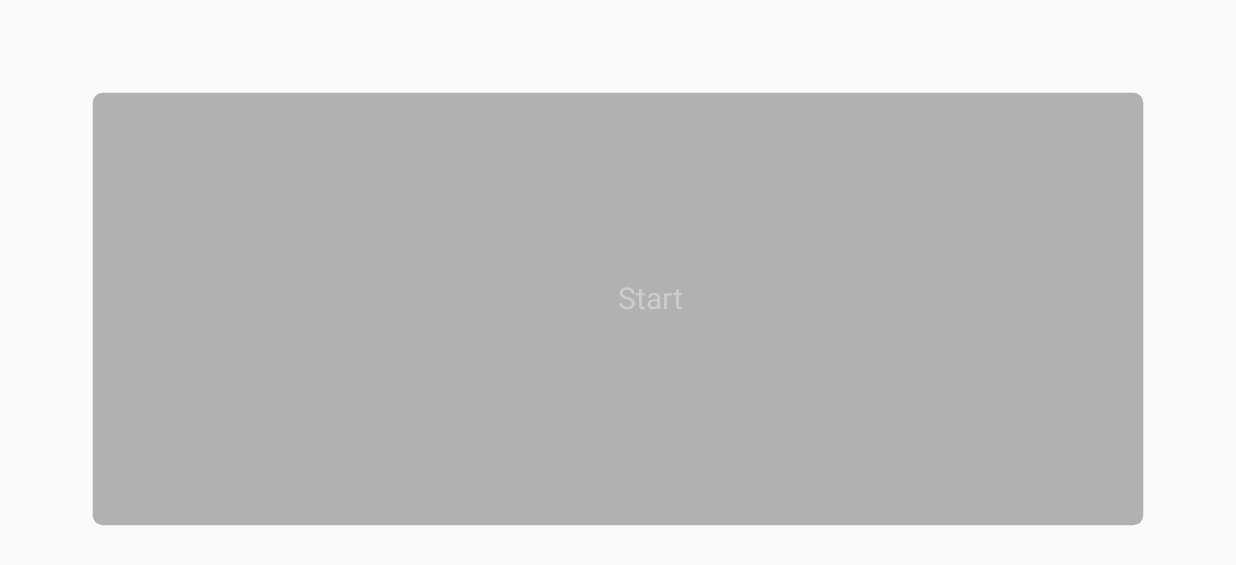
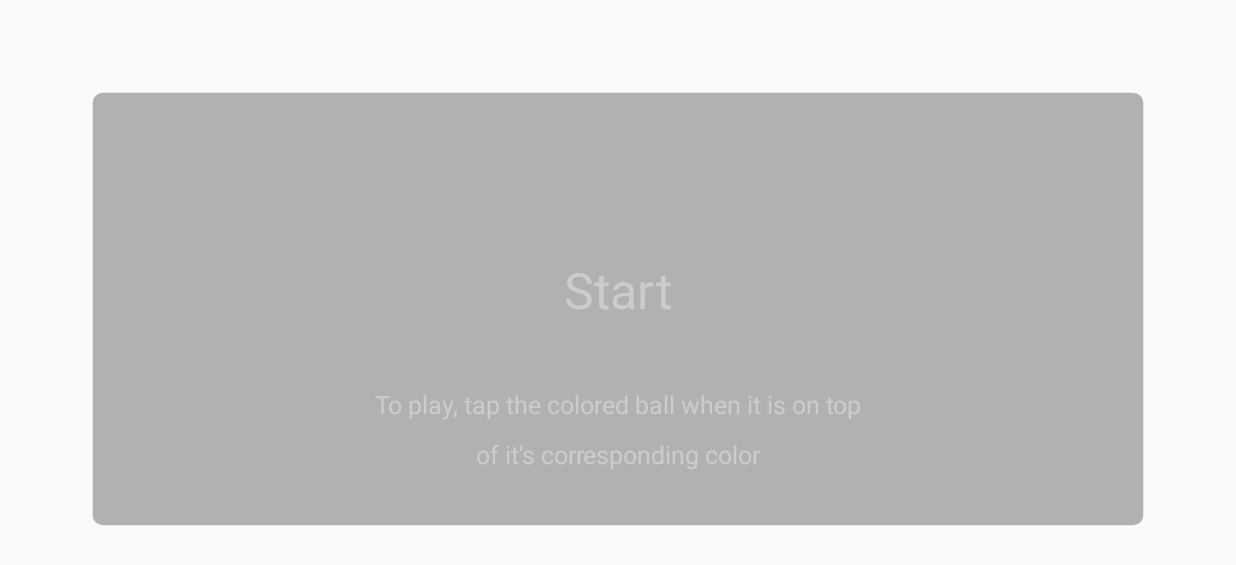
Before and after one commit to diddlydoodly/Tap, an Android app: the screen it shows after launch (GameActivity), on a phone screen of 824 x 412 dp (held sideways). Shown: the top 565 px of the screen. Run offline under Robolectric (Android 15) with nearby library versions, the phone set to English and light mode, and no system bars.

Commit message:
fully built functionality, tap events register twice if held, must fix

```diff
--- a/app/src/main/java/io/github/omgimanerd/tap/GameView.java
+++ b/app/src/main/java/io/github/omgimanerd/tap/GameView.java
@@ -20,7 +20,8 @@ public class GameView extends View {
   private static final int OVERLAY_BORDER_RADIUS = 10;
   private static final String OVERLAY_COLOR = "#99808080";
   private static final String OVERLAY_TEXT_COLOR = "#FFCCCCCC";
-  private static final float OVERLAY_TEXT_SIZE = 30;
+  private static final float OVERLAY_TEXT_SIZE = 50;
+  private static final float OVERLAY_TEXT_SIZE_SMALL = 25;
 
   private static final int STATE_MENU = 0;
   private static final int STATE_GAME = 1;
@@ -34,6 +35,7 @@ public class GameView extends View {
   private RectF overlay_;
   private Paint overlayPaint_;
   private Paint textPaint_;
+  private Paint textPaintSmall_;
 
   public GameView(Context context) {
     super(context);
@@ -46,9 +48,16 @@ public class GameView extends View {
                          screenHeight_ - padding);
     overlayPaint_ = new Paint();
     overlayPaint_.setColor(Color.parseColor(OVERLAY_COLOR));
+
     textPaint_ = new Paint();
     textPaint_.setColor(Color.parseColor(OVERLAY_TEXT_COLOR));
     textPaint_.setTextSize(OVERLAY_TEXT_SIZE);
+    textPaint_.setTextAlign(Paint.Align.CENTER);
+
+    textPaintSmall_ = new Paint();
+    textPaintSmall_.setColor(Color.parseColor(OVERLAY_TEXT_COLOR));
+    textPaintSmall_.setTextSize(OVERLAY_TEXT_SIZE_SMALL);
+    textPaintSmall_.setTextAlign(Paint.Align.CENTER);
   }
 
   public void onDraw(Canvas canvas) {
@@ -56,8 +65,24 @@ public class GameView extends View {
       case STATE_MENU:
         canvas.drawRoundRect(overlay_, OVERLAY_BORDER_RADIUS,
                              OVERLAY_BORDER_RADIUS, overlayPaint_);
-        canvas.drawText("Start", 0, 5, screenWidth_ / 2,
+
+        String startText = getResources().getString(R.string.start_button);
+        canvas.drawText(startText, 0, startText.length(),
+                        screenWidth_ / 2,
                         screenHeight_ / 2, textPaint_);
+
+
+        String instructions = getResources().getString(R.string.instructions);
+        canvas.drawText(instructions, 0, instructions.length(),
+                        screenWidth_ / 2,
+                        3 * screenHeight_ / 4 - textPaint_.getTextSize(),
+                        textPaintSmall_);
+
+        String instructions2 = getResources().getString(R.string.instructions2);
+        canvas.drawText(instructions2, 0, instructions2.length() - 1,
+                        screenWidth_ / 2, 3 * screenHeight_ / 4,
+                        textPaintSmall_);
+
         break;
       case STATE_GAME:
         game_.update();
@@ -70,14 +95,22 @@ public class GameView extends View {
         if (game_.lost()) {
           STATE = STATE_LOST;
         }
-
-        invalidate();
         break;
       case STATE_LOST:
         canvas.drawRoundRect(overlay_, OVERLAY_BORDER_RADIUS,
                              OVERLAY_BORDER_RADIUS, overlayPaint_);
+        String lostText = getResources().getString(R.string.lost_screen);
+        canvas.drawText(lostText, 0, lostText.length(), screenWidth_ / 2,
+                        screenHeight_ / 2, textPaint_);
+
+        String score = "Score: " + game_.getScore();
+        canvas.drawText(score, 0, score.length(), screenWidth_ / 2,
+                        3 * screenHeight_ / 4, textPaintSmall_);
+
         break;
     }
+
+    invalidate();
   }
 
   public boolean onTouchEvent(MotionEvent event) {
@@ -86,7 +119,6 @@ public class GameView extends View {
         game_.onTouchEvent(event);
         break;
       default:
-        Log.d("touch", "touched");
         game_.resetGame();
         STATE = STATE_GAME;
         break;
--- a/app/src/main/java/io/github/omgimanerd/tap/game/Game.java
+++ b/app/src/main/java/io/github/omgimanerd/tap/game/Game.java
@@ -77,7 +77,6 @@ public class Game {
       }
     }
 
-    Log.d("time", "" + (lastBallSpawnTime_));
     if (currentTimeMillis() - lastBallSpawnTime_ >= spawnInterval_ ||
         balls_.size() == 0) {
       balls_.add(TapBall.generateRandomlyMovingBall(screenWidth_,
@@ -131,6 +130,7 @@ public class Game {
 
         balls_.remove(ball);
         ball = null;
+        return;
       }
     }
   }
--- a/app/src/main/res/values/strings.xml
+++ b/app/src/main/res/values/strings.xml
@@ -4,5 +4,10 @@
     <string name="app_name">Tap</string>
     <string name="action_settings">Settings</string>
     <string name="title_activity_tap">TapActivity</string>
+    <string name="start_button">Start</string>
+    <string name="instructions">To play, tap the colored ball when it is on
+        top</string>
+    <string name="instructions2">of it\'s corresponding color.</string>
+    <string name="lost_screen">You lost!</string>
 
 </resources>
```
